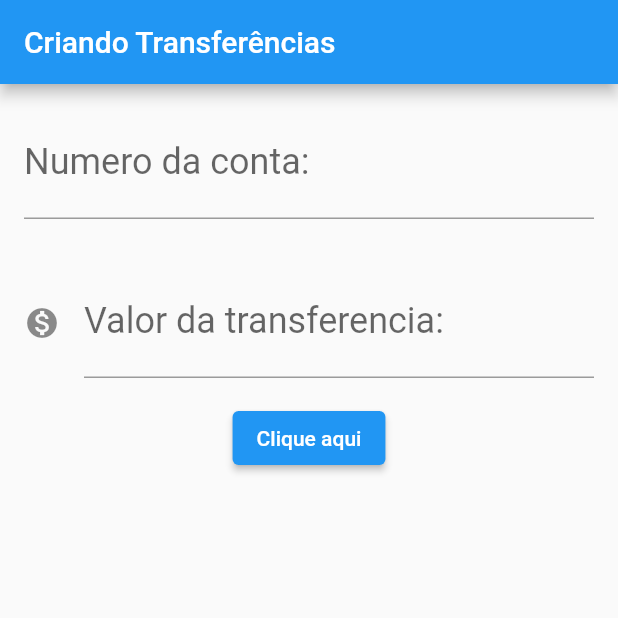
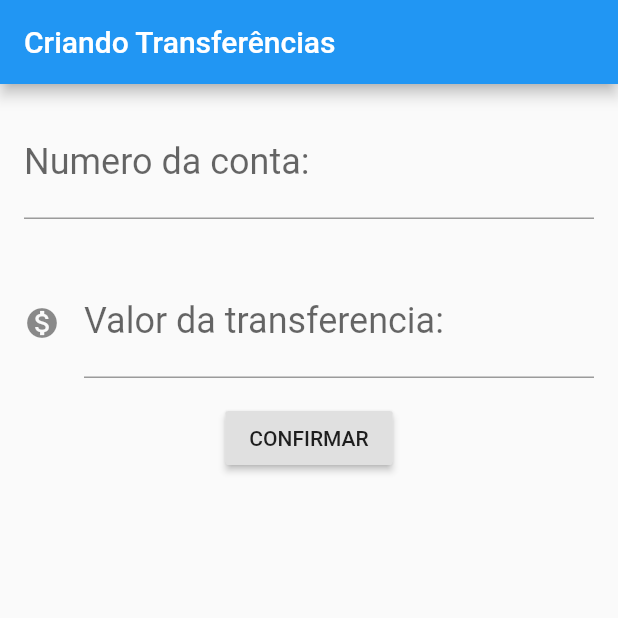
Before and after one commit to devCarlosAlexandre/Bytebank-Flutter, a Flutter app: the screen it shows after launch, on a phone screen of 412 x 824 dp, the top half of it. Run offline on Flutter 3.47's test engine with Material 2 defaults, Android fonts, the phone set to English and light mode, and no system bars.

Commit message:
refatoração

```diff
--- a/lib/main.dart
+++ b/lib/main.dart
@@ -60,6 +60,8 @@ class Transferencia {
 }
 
 class FormularioTransferencia extends StatelessWidget {
+  final TextEditingController _controladorCampoNumeroConta = TextEditingController();
+  final TextEditingController _controladorCampoValor = TextEditingController();
   @override
   Widget build(BuildContext context) {
     return Scaffold(
@@ -71,6 +73,7 @@ class FormularioTransferencia extends StatelessWidget {
           Padding(
             padding: const EdgeInsets.all(16.0),
             child: TextField(
+              controller: _controladorCampoNumeroConta,
               style: TextStyle(fontSize: 24.0),
               decoration: InputDecoration(
                 labelText: 'Numero da conta:',
@@ -82,6 +85,7 @@ class FormularioTransferencia extends StatelessWidget {
           Padding(
             padding: const EdgeInsets.all(16.0),
             child: TextField(
+              controller: _controladorCampoValor,
               style: TextStyle(fontSize: 24.0),
               decoration: InputDecoration(
                 icon: Icon(Icons.monetization_on),
@@ -91,8 +95,18 @@ class FormularioTransferencia extends StatelessWidget {
               keyboardType: TextInputType.number,
             ),
           ),
-          ElevatedButton(onPressed: () {}, child: const Text('Clique aqui')),
+          RaisedButton(
+            child: Text('CONFIRMAR'),
+            onPressed: () {
+              final int numeroConta =
+                  int.tryParse(_controladorCampoNumeroConta);
+              final double valor = double.tryParse(_controladorCampoValor);
 
+              if (valor != null && numeroConta != null) {
+                Transferencia(valor, numeroConta);
+              }
+            },
+          ),
         ],
       ),
     );
```
